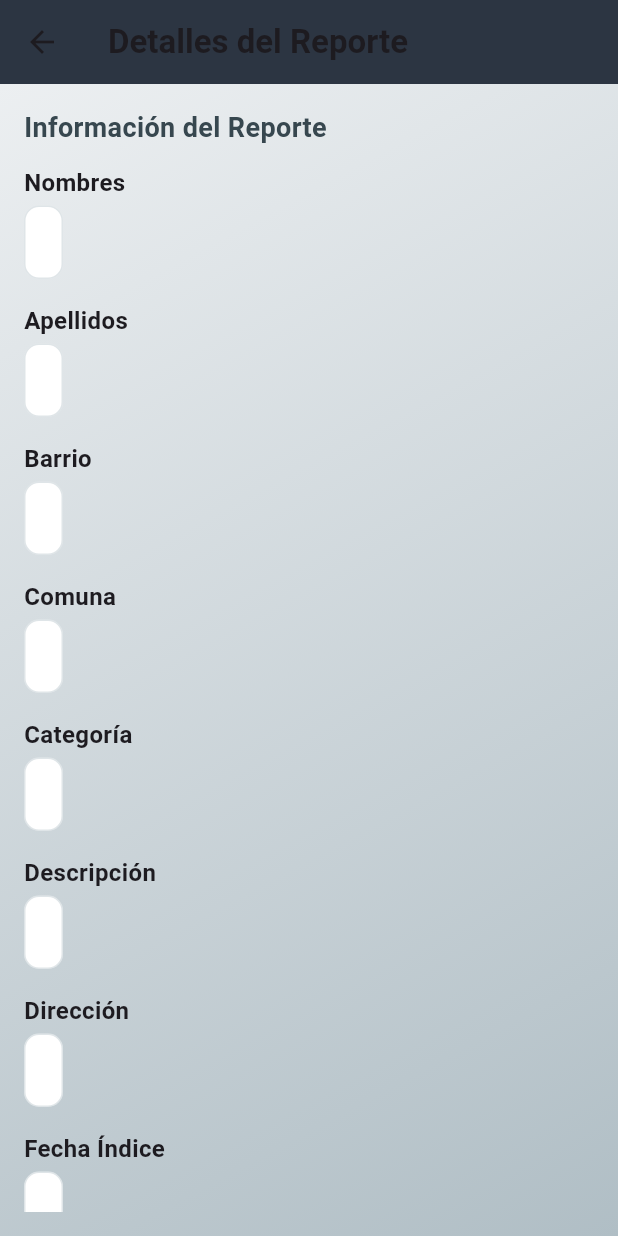
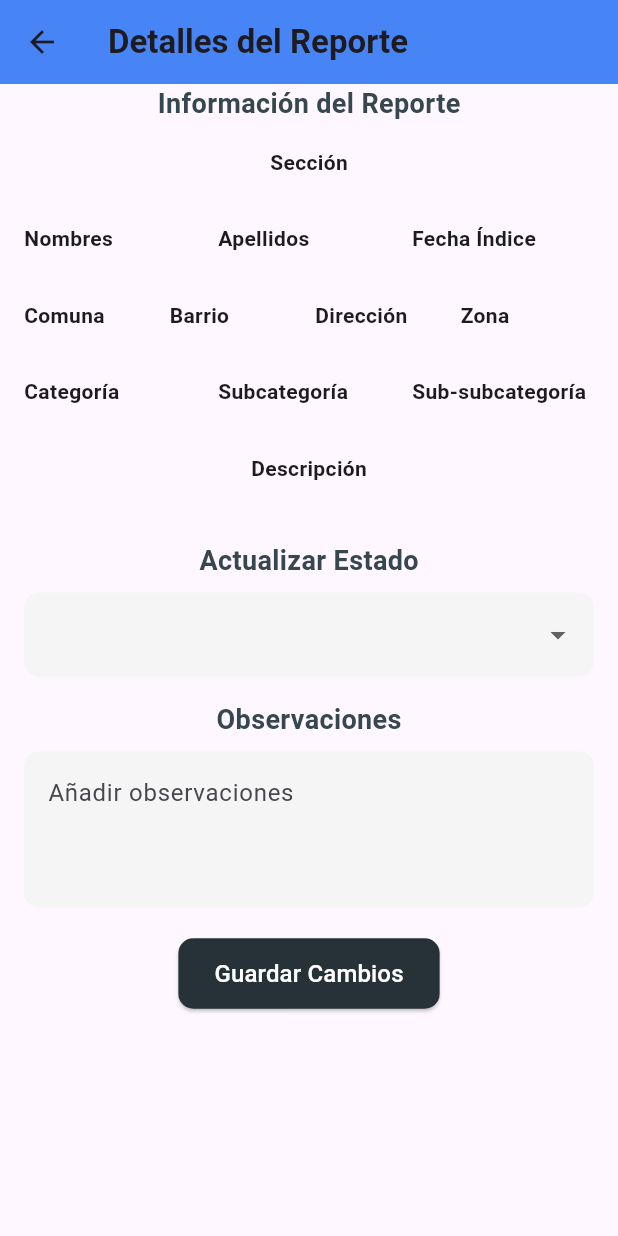
Before and after one commit to QCarlos-02/Sivigila, a Flutter app: the DetallesReporteScreen screen opened directly with empty values, on a phone screen of 412 x 824 dp. Run offline on Flutter 3.47's test engine with Material 3 defaults, Android fonts, the phone set to English and light mode, and no system bars; our stand-ins replace cloud_firestore, firebase_auth, firebase_core, flutter_secure_storage, get, get_storage; accounts and stored records are empty.

Commit message:
Se mejora la interfaz detalle del reporte

```diff
--- a/lib/Admin/pages/DetallesReportes.dart
+++ b/lib/Admin/pages/DetallesReportes.dart
@@ -34,47 +34,63 @@ class _DetallesReporteScreenState extends State<DetallesReporteScreen> {
 
   @override
   Widget build(BuildContext context) {
-    final double screenWidth = MediaQuery.of(context).size.width;
-    final bool isMobile = screenWidth < 600;
-
     return Scaffold(
       appBar: AppBar(
         title: const Text(
           'Detalles del Reporte',
           style: TextStyle(fontWeight: FontWeight.bold),
         ),
-        backgroundColor: Colors.blueGrey[900],
+        backgroundColor: Colors.blueAccent,
         elevation: 4,
       ),
-      body: Container(
-        decoration: BoxDecoration(
-          gradient: LinearGradient(
-            colors: [Colors.blueGrey.shade50, Colors.blueGrey.shade200],
-            begin: Alignment.topLeft,
-            end: Alignment.bottomRight,
-          ),
-        ),
-        padding: EdgeInsets.all(isMobile ? 16.0 : 32.0),
-        child: SingleChildScrollView(
-          child: Column(
-            crossAxisAlignment: CrossAxisAlignment.start,
+      body: Padding(
+        padding: const EdgeInsets.symmetric(
+            horizontal: 16.0), // Espacio lateral añadido
+        child: ListView(
+          // Cambiado a ListView para desplazamiento vertical
           children: [
             _buildSectionTitle('Información del Reporte'),
-              const SizedBox(height: 12),
-              _buildReadOnlyField('Nombres', widget.reporte.nombres),
-              _buildReadOnlyField('Apellidos', widget.reporte.apellidos),
-              _buildReadOnlyField('Barrio', widget.reporte.barrio),
-              _buildReadOnlyField('Comuna', widget.reporte.comuna),
-              _buildReadOnlyField('Categoría', widget.reporte.categoria),
-              _buildReadOnlyField('Descripción', widget.reporte.descripcion),
-              _buildReadOnlyField('Dirección', widget.reporte.direccion),
-              _buildReadOnlyField('Fecha Índice', widget.reporte.fecha),
-              _buildReadOnlyField('Sección', widget.reporte.seccion),
-              _buildReadOnlyField('Subcategoría', widget.reporte.subcategoria),
-              _buildReadOnlyField(
-                  'Sub-subcategoría', widget.reporte.subsubcategoria),
-              _buildReadOnlyField('Zona', widget.reporte.zona),
-              const SizedBox(height: 16),
+            const SizedBox(height: 16), // Espacio entre título y contenido
+            Center(
+              // Centramos la sección
+              child: _buildPlainTextField('Sección', widget.reporte.seccion),
+            ),
+            const SizedBox(height: 8), // Espacio entre filas
+            _buildInformationRow(
+              'Nombres',
+              widget.reporte.nombres,
+              'Apellidos',
+              widget.reporte.apellidos,
+              'Fecha Índice',
+              widget.reporte.fecha,
+            ),
+            const SizedBox(height: 8), // Espacio entre filas
+            _buildInformationRow(
+              'Comuna',
+              widget.reporte.comuna,
+              'Barrio',
+              widget.reporte.barrio,
+              'Dirección',
+              widget.reporte.direccion,
+              'Zona',
+              widget.reporte.zona,
+            ),
+            const SizedBox(height: 8), // Espacio entre filas
+            _buildInformationRow(
+              'Categoría',
+              widget.reporte.categoria,
+              'Subcategoría',
+              widget.reporte.subcategoria,
+              'Sub-subcategoría',
+              widget.reporte.subsubcategoria,
+            ),
+            const SizedBox(height: 8), // Espacio entre filas
+            Center(
+              // Centramos la Descripción
+              child: _buildPlainTextField(
+                  'Descripción', widget.reporte.descripcion),
+            ),
+            const SizedBox(height: 16), // Espacio antes de la siguiente sección
             _buildSectionTitle('Actualizar Estado'),
             const SizedBox(height: 8),
             _buildDropdownField('Estado', estadoSeleccionado),
@@ -95,9 +111,9 @@ class _DetallesReporteScreenState extends State<DetallesReporteScreen> {
                 },
                 style: ElevatedButton.styleFrom(
                   backgroundColor: Colors.blueGrey[900],
-                    padding: EdgeInsets.symmetric(
-                      horizontal: isMobile ? 24 : 32,
-                      vertical: isMobile ? 12 : 16,
+                  padding: const EdgeInsets.symmetric(
+                    horizontal: 24,
+                    vertical: 12,
                   ),
                   shape: RoundedRectangleBorder(
                     borderRadius: BorderRadius.circular(10),
@@ -112,46 +128,65 @@ class _DetallesReporteScreenState extends State<DetallesReporteScreen> {
           ],
         ),
       ),
-      ),
+    );
+  }
+
+  Widget _buildInformationRow(String label1, String value1,
+      [String? label2,
+      String? value2,
+      String? label3,
+      String? value3,
+      String? label4,
+      String? value4]) {
+    return Row(
+      mainAxisSize: MainAxisSize
+          .min, // Se asegura de que la fila no se expanda más de lo necesario
+      mainAxisAlignment: MainAxisAlignment.spaceBetween,
+      children: [
+        Expanded(child: _buildPlainTextField(label1, value1)),
+        const SizedBox(width: 8), // Espacio reducido entre columnas
+        if (label2 != null && value2 != null)
+          Expanded(child: _buildPlainTextField(label2, value2)),
+        if (label3 != null && value3 != null)
+          const SizedBox(width: 8), // Espacio reducido entre columnas
+        if (label3 != null && value3 != null)
+          Expanded(child: _buildPlainTextField(label3, value3)),
+        if (label4 != null && value4 != null)
+          const SizedBox(width: 8), // Espacio reducido entre columnas
+        if (label4 != null && value4 != null)
+          Expanded(child: _buildPlainTextField(label4, value4)),
+      ],
     );
   }
 
   Widget _buildSectionTitle(String title) {
-    return Text(
+    return Center(
+      // Centramos el título
+      child: Text(
         title,
         style: TextStyle(
           fontSize: 18,
           fontWeight: FontWeight.bold,
           color: Colors.blueGrey[800],
         ),
+      ),
     );
   }
 
-  Widget _buildReadOnlyField(String label, String value) {
-    return Padding(
-      padding: const EdgeInsets.only(bottom: 16.0),
-      child: Column(
+  Widget _buildPlainTextField(String label, String value) {
+    return Column(
       crossAxisAlignment: CrossAxisAlignment.start,
       children: [
         Text(
           label,
-            style: const TextStyle(fontWeight: FontWeight.bold, fontSize: 16),
+          style: const TextStyle(fontWeight: FontWeight.bold, fontSize: 14),
         ),
-          const SizedBox(height: 4),
-          Container(
-            padding: const EdgeInsets.all(12.0),
-            decoration: BoxDecoration(
-              color: Colors.white,
-              borderRadius: BorderRadius.circular(10),
-              border: Border.all(color: Colors.blueGrey.withOpacity(0.2)),
-            ),
-            child: Text(
+        const SizedBox(height: 2),
+        Text(
           value,
-              style: const TextStyle(fontSize: 16, color: Colors.black87),
-            ),
+          style: const TextStyle(fontSize: 14, color: Colors.black87),
         ),
       ],
-      ),
     );
   }
 
@@ -160,7 +195,7 @@ class _DetallesReporteScreenState extends State<DetallesReporteScreen> {
       value: value,
       decoration: InputDecoration(
         filled: true,
-        fillColor: Colors.white,
+        fillColor: Colors.grey[100],
         border: OutlineInputBorder(
           borderRadius: BorderRadius.circular(10),
           borderSide: BorderSide.none,
@@ -172,7 +207,7 @@ class _DetallesReporteScreenState extends State<DetallesReporteScreen> {
           value: estado,
           child: Text(
             estado,
-            style: const TextStyle(color: Colors.black87),
+            style: const TextStyle(color: Colors.black87, fontSize: 14),
           ),
         );
       }).toList(),
@@ -189,7 +224,7 @@ class _DetallesReporteScreenState extends State<DetallesReporteScreen> {
       controller: controller,
       decoration: InputDecoration(
         filled: true,
-        fillColor: Colors.white,
+        fillColor: Colors.grey[100],
         hintText: 'Añadir observaciones',
         border: OutlineInputBorder(
           borderRadius: BorderRadius.circular(10),
```
Lines whose indentation alone changed are shown as unchanged.
